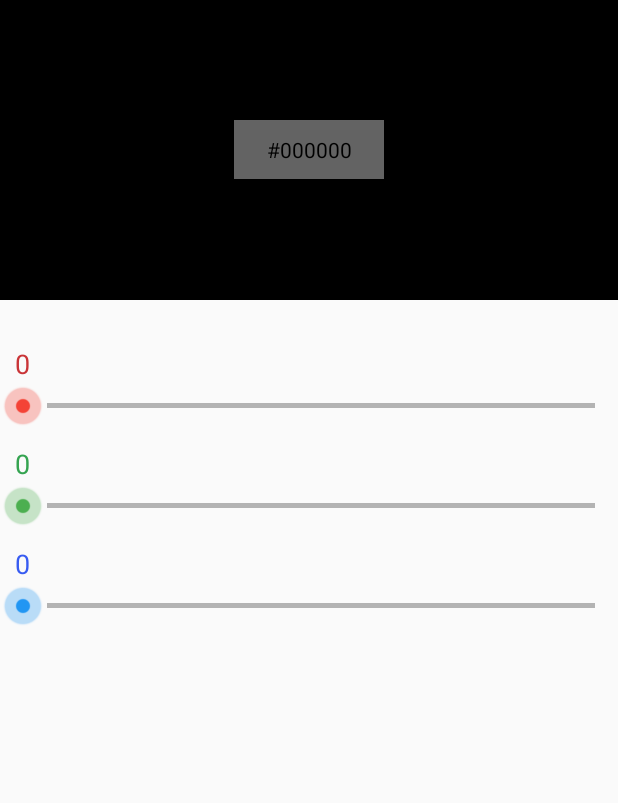
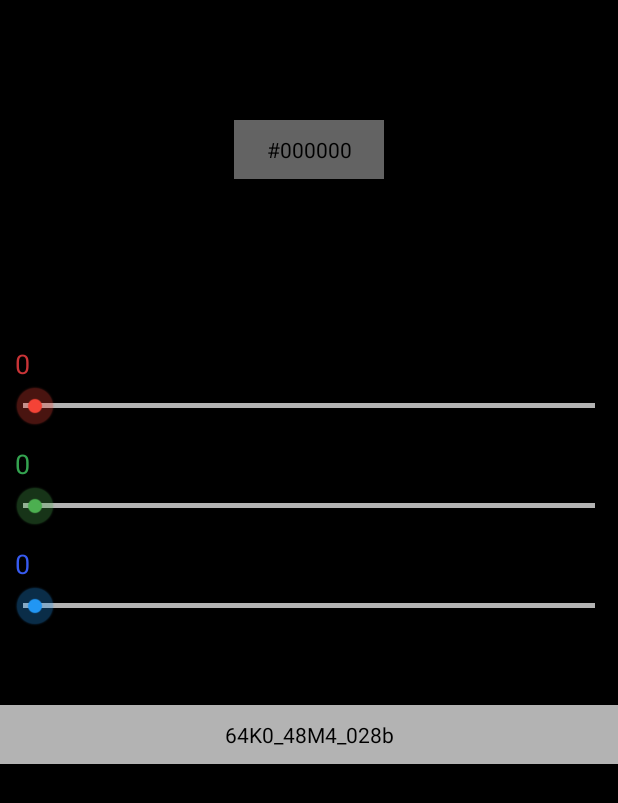
Before and after one commit to lvliheng/ColorPicker, an Android app: the screen it shows after launch (MainActivity), on a phone screen of 412 x 824 dp. Shown: the top 803 px of the screen. Run offline under Robolectric (Android 15) with nearby library versions, the phone set to English and light mode, and no system bars.

Commit message:
random password;

```diff
--- a/app/src/main/java/com/llh/myapplication/MainActivity.java
+++ b/app/src/main/java/com/llh/myapplication/MainActivity.java
@@ -5,21 +5,27 @@ import android.app.Activity;
 import android.graphics.Color;
 import android.graphics.Rect;
 import android.os.Bundle;
-import android.view.Menu;
-import android.view.MenuItem;
+import android.util.Log;
+import android.util.SparseArray;
+import android.view.View;
 import android.widget.RelativeLayout;
 import android.widget.SeekBar;
 import android.widget.TextView;
 
 import java.util.ArrayList;
+import java.util.HashMap;
 import java.util.List;
+import java.util.Random;
 
-public class MainActivity extends Activity implements SeekBar.OnSeekBarChangeListener {
+public class MainActivity extends Activity implements SeekBar.OnSeekBarChangeListener, View.OnClickListener {
+
+    private static final String TAG = "MainActivity";
 
     private TextView red_tv,
             green_tv,
             blue_tv,
-            result;
+            result,
+            password_tv;
 
     private RelativeLayout result_layout;
     private List<SeekBar> mList;
@@ -41,6 +47,7 @@ public class MainActivity extends Activity implements SeekBar.OnSeekBarChangeLis
         SeekBar blue_seekbar = (SeekBar) findViewById(R.id.blue_seekbar);
         result_layout = (RelativeLayout) findViewById(R.id.result_layout);
         result = (TextView) findViewById(R.id.result);
+        password_tv = (TextView) findViewById(R.id.password_tv);
 
         mList = new ArrayList<SeekBar>();
         mList.add(red_seekbar);
@@ -52,6 +59,9 @@ public class MainActivity extends Activity implements SeekBar.OnSeekBarChangeLis
         red_seekbar.setOnSeekBarChangeListener(this);
         green_seekbar.setOnSeekBarChangeListener(this);
         blue_seekbar.setOnSeekBarChangeListener(this);
+        password_tv.setOnClickListener(this);
+
+        password_tv.setText(giveMeAPwd());
     }
 
     private void getResult(List<SeekBar> mList, TextView result, RelativeLayout result_layout) {
@@ -95,5 +105,75 @@ public class MainActivity extends Activity implements SeekBar.OnSeekBarChangeLis
 
     }
 
+    private String giveMeAPwd() {
+        StringBuilder localStringBuffer = new StringBuilder();
 
+        int count = 0;
+        int letterCount = 0;
+        int upperLetterCount = 0;
+        int maxCount = 14;
+        int maxNumCount = 10;
+        int maxLetterCount = 26;
+        int letterA = 97;
+
+        Random random = new Random();
+
+        SparseArray<String> numberMap = new SparseArray<>();
+        SparseArray<String> letterMap = new SparseArray<>();
+        SparseArray<String> finalMap = new SparseArray<>();
+
+        int randomNum;
+        String randomLetter;
+        for (int i = 0; i < maxCount; i++) {
+            if (i == 4 || i == 9) {
+                finalMap.put(i, "_");
+                continue;
+            }
+            randomNum = random.nextInt(maxNumCount);
+            if (randomNum % 2 == 0) {
+                numberMap.put(i, String.valueOf(randomNum));
+                finalMap.put(i, String.valueOf(randomNum));
+            } else {
+                randomNum = random.nextInt(maxLetterCount);
+                randomLetter = String.valueOf((char) (randomNum + letterA));
+                if (randomNum % 2 == 0) {
+                    randomLetter = randomLetter.toUpperCase();
+                    upperLetterCount++;
+                }
+                letterMap.put(i, randomLetter);
+                finalMap.put(i, randomLetter);
+                letterCount++;
+            }
+        }
+
+        if (letterCount == 0) {
+            randomNum = random.nextInt(numberMap.size());
+            randomLetter = String.valueOf((char) (randomNum + letterA));
+            numberMap.put(randomNum, randomLetter.toUpperCase());
+            finalMap.put(randomNum, randomLetter.toUpperCase());
+        } else if (upperLetterCount == 0) {
+            randomNum = random.nextInt(letterMap.size());
+            randomLetter = String.valueOf((char) (randomNum + letterA));
+            letterMap.put(randomNum, randomLetter.toUpperCase());
+            finalMap.put(randomNum, randomLetter.toUpperCase());
+        }
+
+        for (int i = 0; i < maxCount; i++) {
+            if (finalMap.get(i) != null) {
+                localStringBuffer.append(finalMap.get(i));
+            }
+        }
+
+        return localStringBuffer.toString();
+    }
+
+
+    @Override
+    public void onClick(View v) {
+        switch (v.getId()) {
+            case R.id.password_tv:
+                password_tv.setText(giveMeAPwd());
+                break;
+        }
+    }
 }
--- a/app/src/main/res/layout/get_color_by_rgb.xml
+++ b/app/src/main/res/layout/get_color_by_rgb.xml
@@ -90,4 +90,15 @@
         android:progressDrawable="@drawable/blue_progress"
         android:thumb="@drawable/blue_thumb_drawable" />
 
+    <TextView
+        android:id="@+id/password_tv"
+        android:layout_width="match_parent"
+        android:layout_marginTop="50dp"
+        android:background="@color/grey"
+        android:padding="10dp"
+        android:layout_gravity="center"
+        android:gravity="center"
+        android:textColor="#000000"
+        android:layout_height="wrap_content" />
+
 </LinearLayout>
--- a/app/src/main/res/menu/menu_main.xml
+++ /dev/null
@@ -1,6 +0,0 @@
-<menu xmlns:android="http://schemas.android.com/apk/res/android"
-    xmlns:app="http://schemas.android.com/apk/res-auto"
-    xmlns:tools="http://schemas.android.com/tools" tools:context=".MainActivity">
-    <item android:id="@+id/action_settings" android:title="@string/action_settings"
-        android:orderInCategory="100" app:showAsAction="never" />
-</menu>
--- a/app/src/main/res/values/styles.xml
+++ b/app/src/main/res/values/styles.xml
@@ -1,7 +1,7 @@
 <resources>
 
     <!-- Base application theme. -->
-    <style name="AppTheme" parent="Theme.AppCompat.Light.DarkActionBar">
+    <style name="AppTheme" parent="android:Theme.Black.NoTitleBar">
         <!-- Customize your theme here. -->
     </style>
 
```
